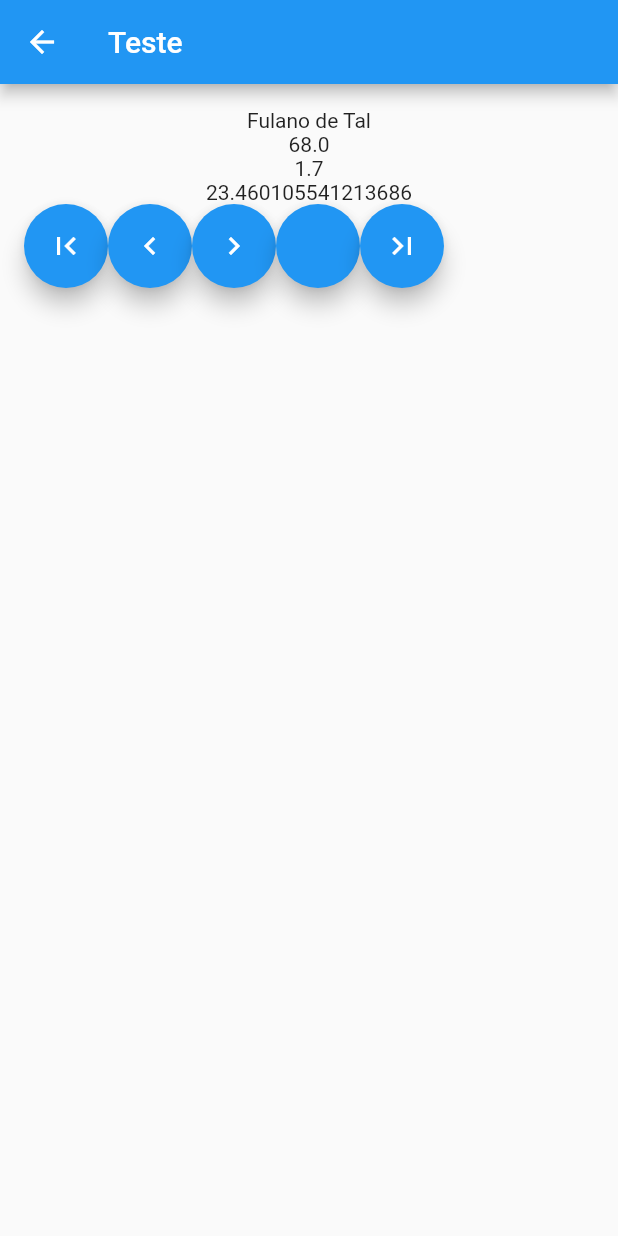
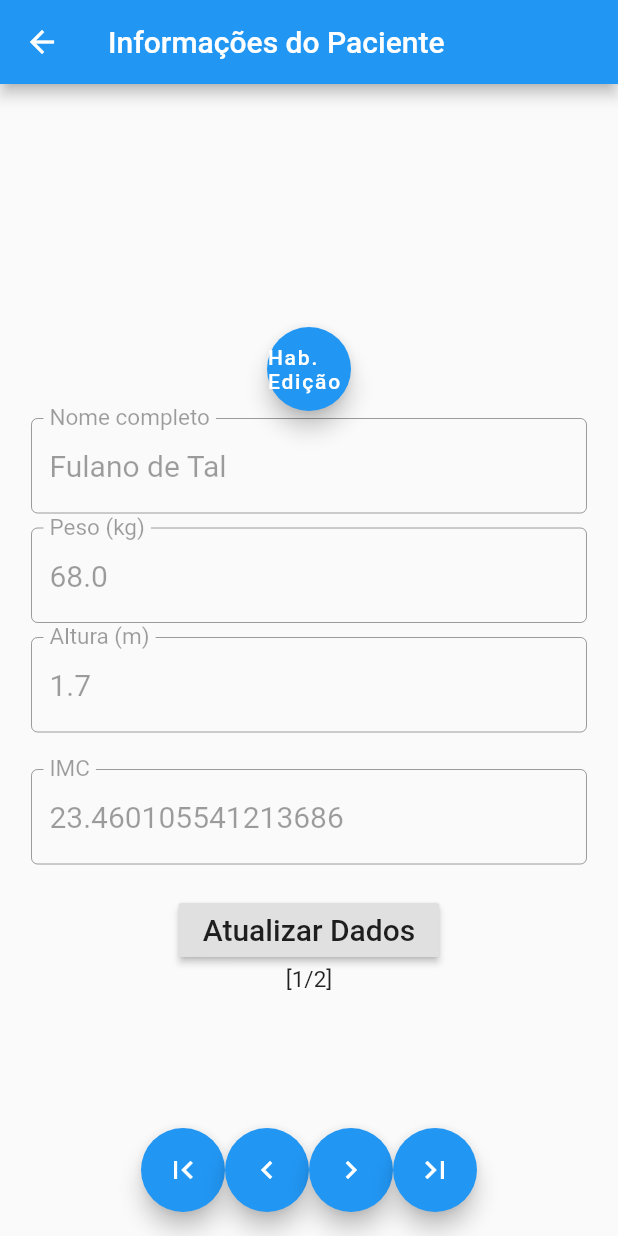
Before and after one commit to eduardo-ono/Desenvolvimento-Mobile, a Flutter app: the screen it shows after launch, in the side drawer, after a tap on "Informações do Paciente", on a phone screen of 412 x 824 dp. Run offline on Flutter 3.47's test engine with Material 2 defaults, Android fonts, the phone set to English and light mode, and no system bars.

Commit message:
aulas/aula_05/ atualizado

```diff
--- a/aulas/aula_05/lib/main.dart
+++ b/aulas/aula_05/lib/main.dart
@@ -30,8 +30,10 @@ class MyApp extends StatelessWidget {
 
   // Construtor
   MyApp() {
-    Paciente exemplo = Paciente(68.0, 1.70, "Fulano de Tal");
-    lista.add(exemplo);
+    Paciente paciente1 = Paciente(68.0, 1.70, "Fulano de Tal");
+    Paciente paciente2 = Paciente(73.0, 1.79, "Ciclano de Tal");
+    lista.add(paciente1);
+    lista.add(paciente2);
   }
 
   @override
@@ -167,7 +169,7 @@ class NavDrawer extends StatelessWidget {
 }
 
 //-----------------------------------------------------------------------------
-// Tela: Informações do Paciente
+// Tela Informações do Paciente
 //-----------------------------------------------------------------------------
 
 class TelaInformacoesDoPaciente extends StatefulWidget {
@@ -185,18 +187,47 @@ class _TelaInformacoesDoPaciente extends State<TelaInformacoesDoPaciente> {
   final List lista;
   Paciente paciente;
   int index = -1;
+  double _fontSize = 20.0;
+  final nomeController = TextEditingController();
+  final pesoController = TextEditingController();
+  final alturaController = TextEditingController();
+  final imcController = TextEditingController();
+  bool _edicaoHabilitada = false;
 
   // Construtor
   _TelaInformacoesDoPaciente(this.lista) {
     if (lista.length > 0) {
       index = 0;
       paciente = lista[0];
+      _exibirRegistro(index);
     }
+  }
+
+  // Métodos
+  void _habilitarEdicao() {
+    _edicaoHabilitada = true;
+    setState(() {});
   }
 
   void _exibirRegistro(index) {
     if (index >= 0 && index < lista.length) {
+      this.index = index;
       paciente = lista[index];
+      nomeController.text = paciente._nome;
+      pesoController.text = paciente._peso.toString();
+      alturaController.text = paciente._altura.toString();
+      imcController.text = paciente._imc.toString();
+      // setState(() {});
+    }
+  }
+
+  void _atualizarDados() {
+    if (index >= 0 && index < lista.length) {
+      _edicaoHabilitada = false;
+      lista[index]._nome = nomeController.text;
+      lista[index]._peso = pesoController.text;
+      lista[index]._altura = alturaController.text;
+      lista[index]._imc = imcController.text;
       setState(() {});
     }
   }
@@ -219,18 +250,92 @@ class _TelaInformacoesDoPaciente extends State<TelaInformacoesDoPaciente> {
       );
     }
     return Scaffold(
-      appBar: AppBar(
-        title: Text("Teste"),
-      ),
+      appBar: AppBar(title: Text(titulo)),
       body: Container(
         padding: EdgeInsets.all(16.0),
         child: Column(
+          mainAxisAlignment: MainAxisAlignment.center,
           children: <Widget>[
-            Text(paciente._nome),
-            Text("${paciente._peso}"),
-            Text("${paciente._altura}"),
-            Text("${paciente._imc}"),
-            Row(
+            FloatingActionButton(
+              heroTag: null,
+              onPressed: () => _habilitarEdicao(),
+              tooltip: 'Primeiro',
+              child: Text("Hab. Edição"),
+            ),
+            Padding(
+              padding: EdgeInsets.all(5),
+              child: TextField(
+                enabled: _edicaoHabilitada,
+                decoration: InputDecoration(
+                  border: OutlineInputBorder(),
+                  labelText: "Nome completo",
+                  // hintText: "Nome do paciente",
+                ),
+                style: TextStyle(fontSize: _fontSize),
+                controller: nomeController,
+              ),
+            ),
+            // --- Peso do Paciente ---
+            Padding(
+              padding: EdgeInsets.all(5),
+              child: TextField(
+                enabled: _edicaoHabilitada,
+                keyboardType: TextInputType.number,
+                decoration: InputDecoration(
+                  border: OutlineInputBorder(),
+                  labelText: "Peso (kg)",
+                  // hintText: 'Peso do paciente (kg)',
+                ),
+                style: TextStyle(fontSize: _fontSize),
+                controller: pesoController,
+              ),
+            ),
+            // --- Altura do Paciente ---
+            Padding(
+              padding: EdgeInsets.fromLTRB(5, 5, 5, 20),
+              child: TextField(
+                enabled: _edicaoHabilitada,
+                keyboardType: TextInputType.number,
+                decoration: InputDecoration(
+                  border: OutlineInputBorder(),
+                  labelText: "Altura (m)",
+                  hintText: "Altura (m)",
+                ),
+                style: TextStyle(fontSize: _fontSize),
+                controller: alturaController,
+              ),
+            ),
+            // --- IMC (desabilitado) ---
+            Padding(
+              padding: EdgeInsets.fromLTRB(5, 5, 5, 20),
+              child: TextField(
+                enabled: false,
+                // keyboardType: TextInputType.number,
+                decoration: InputDecoration(
+                  border: OutlineInputBorder(),
+                  labelText: "IMC",
+                  hintText: "IMC",
+                ),
+                style: TextStyle(fontSize: _fontSize),
+                controller: imcController,
+              ),
+            ),
+            RaisedButton(
+              child: Text(
+                "Atualizar Dados",
+                style: TextStyle(fontSize: _fontSize),
+              ),
+              onPressed: _atualizarDados,
+            ),
+            Text(
+              "[${index + 1}/${lista.length}]",
+              style: TextStyle(fontSize: 15.0),
+            ),
+          ],
+        ),
+      ),
+      floatingActionButton: Row(
+        mainAxisAlignment: MainAxisAlignment.center,
         children: <FloatingActionButton>[
           FloatingActionButton(
             heroTag: null,
@@ -240,28 +345,25 @@ class _TelaInformacoesDoPaciente extends State<TelaInformacoesDoPaciente> {
           ),
           FloatingActionButton(
             heroTag: null,
-                  onPressed: () => _exibirRegistro(0),
+            onPressed: () => _exibirRegistro(index - 1),
             tooltip: 'Primeiro',
             child: Icon(Icons.navigate_before),
           ),
           FloatingActionButton(
             heroTag: null,
-                  onPressed: () => _exibirRegistro(0),
+            onPressed: () => _exibirRegistro(index + 1),
             tooltip: 'Primeiro',
             child: Icon(Icons.navigate_next),
           ),
-                FloatingActionButton(onPressed: null),
           FloatingActionButton(
             heroTag: null,
-                  onPressed: () => _exibirRegistro(0),
+            onPressed: () => _exibirRegistro(lista.length - 1),
             tooltip: 'Primeiro',
             child: Icon(Icons.last_page),
           ),
         ],
       ),
-          ],
-        ),
-      ),
+      floatingActionButtonLocation: FloatingActionButtonLocation.centerFloat,
     );
   }
 }
@@ -327,7 +429,7 @@ class _TelaCadastrarPacienteState extends State<TelaCadastrarPaciente> {
       nomeController.text = "";
       pesoController.text = "";
       alturaController.text = "";
-      alturaController.text = "${paciente._imc}";
+      imcController.text = "${paciente._imc}";
     }
   }
 
```
Lines whose indentation alone changed are shown as unchanged.
